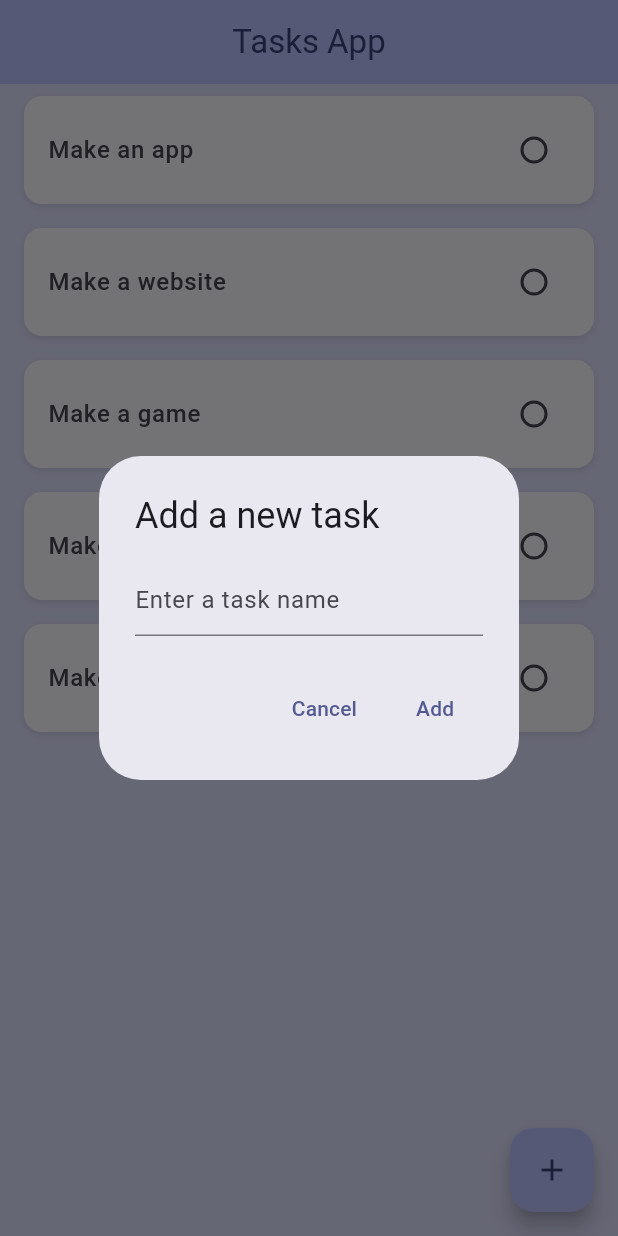
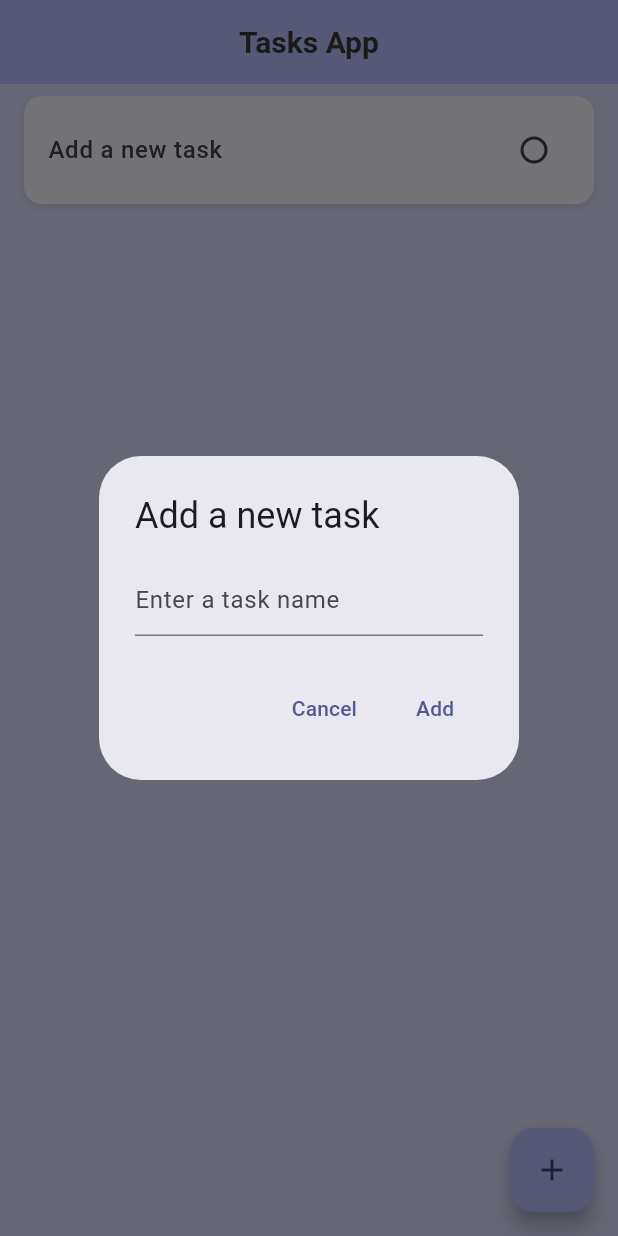
Before and after one commit to nkusikevin/Flutter-sandbox, a Flutter app: the screen it shows after launch, after a tap on the "add" icon, on a phone screen of 412 x 824 dp. Run offline on Flutter 3.47's test engine with Material 3 defaults, Android fonts, the light colour scheme and no system bars; drawn by our look-alikes of flutter_slidable; our stand-ins replace hive_flutter; accounts and stored records are empty.

Commit message:
taskAPp: final task app

```diff
--- /dev/null
+++ b/tasksapp/lib/data/database.dart
@@ -0,0 +1,21 @@
+import 'package:hive_flutter/hive_flutter.dart';
+
+class TasksDataBase {
+  List tasks = [];
+
+  final _mayBox = Hive.box('tasks');
+
+  void creatInitialData() {
+    tasks = [
+      ["Add a new task", false]
+    ];
+  }
+
+  void loadData() {
+    tasks = _mayBox.get('tasks');
+  }
+
+  void updateData() {
+    _mayBox.put('tasks', tasks);
+  }
+}
--- a/tasksapp/lib/home_page.dart
+++ b/tasksapp/lib/home_page.dart
@@ -1,4 +1,6 @@
 import 'package:flutter/material.dart';
+import 'package:hive_flutter/hive_flutter.dart';
+import 'package:tasksapp/data/database.dart';
 import 'package:tasksapp/todo_tile.dart';
 import 'package:tasksapp/util/dialog_box.dart';
 
@@ -10,25 +12,31 @@ class HomePage extends StatefulWidget {
 }
 
 class _HomePageState extends State<HomePage> {
-  List tasks = [
-    ["Make an app", false],
-    ["Make a website", false],
-    ["Make a game", false],
-    ["Make a video", false],
-    ["Make a song", false],
-  ];
+  final _mybox = Hive.box('tasks');
+  TasksDataBase tasksDataBase = TasksDataBase();
+
+  @override
+  void initState() {
+    if (_mybox.get('tasks') == null) {
+      tasksDataBase.creatInitialData();
+    } else {
+      tasksDataBase.loadData();
+    }
+    super.initState();
+  }
 
   void onSubmit(String value) {
     setState(() {
-      tasks.add([value, false]);
+      tasksDataBase.tasks.add([value, false]);
     });
+    tasksDataBase.updateData();
   }
 
   void onCreateTask(String value) {
-    print(value);
     setState(() {
-      tasks.add([value, false]);
+      tasksDataBase.tasks.add([value, false]);
     });
+    tasksDataBase.updateData();
   }
 
   void _addTask() {
@@ -42,13 +50,16 @@ class _HomePageState extends State<HomePage> {
         });
   }
 
-  void _removeTask() {
-    // Remove a task
+  void removeTask(int index) {
+    setState(() {
+      tasksDataBase.tasks.removeAt(index);
+    });
+    tasksDataBase.updateData();
   }
 
   void taskChanged(bool? value, int index) {
     setState(() {
-      tasks[index][1] = !tasks[index][1];
+      tasksDataBase.tasks[index][1] = !tasksDataBase.tasks[index][1];
     });
   }
 
@@ -57,19 +68,27 @@ class _HomePageState extends State<HomePage> {
     return Scaffold(
       backgroundColor: Theme.of(context).colorScheme.primaryContainer,
       appBar: AppBar(
-        title: const Text('Tasks App'),
+        title: const Text(
+          'Tasks App',
+          style: TextStyle(
+            color: Color.fromARGB(255, 57, 57, 57),
+            fontWeight: FontWeight.bold,
+            fontSize: 20,
+          ),
+        ),
         centerTitle: true,
         elevation: 0,
         backgroundColor: Theme.of(context).colorScheme.primaryFixedDim,
         foregroundColor: Theme.of(context).colorScheme.onPrimaryContainer,
       ),
       body: ListView.builder(
-        itemCount: tasks.length,
+        itemCount: tasksDataBase.tasks.length,
         itemBuilder: (context, index) {
           return TodoTile(
-            task: tasks[index][0],
-            taskCompleted: tasks[index][1],
+            task: tasksDataBase.tasks[index][0],
+            taskCompleted: tasksDataBase.tasks[index][1],
             onChanged: (value) => taskChanged(value, index),
+            deleteFunction: (context) => removeTask(index),
           );
         },
       ),
--- a/tasksapp/lib/main.dart
+++ b/tasksapp/lib/main.dart
@@ -1,7 +1,18 @@
 import 'package:flutter/material.dart';
+import 'package:hive_flutter/hive_flutter.dart';
 import 'package:tasksapp/home_page.dart';
+import 'package:path_provider/path_provider.dart' as path_provider;
 
-void main() {
+void main() async {
+  WidgetsFlutterBinding.ensureInitialized();
+
+  final appDocumentDirectory =
+      await path_provider.getApplicationDocumentsDirectory();
+  Hive.init(appDocumentDirectory.path);
+  await Hive.initFlutter();
+
+  var box = await Hive.openBox('tasks');
+
   runApp(const MyApp());
 }
 
--- a/tasksapp/lib/todo_tile.dart
+++ b/tasksapp/lib/todo_tile.dart
@@ -1,21 +1,35 @@
 import 'package:flutter/material.dart';
+import 'package:flutter_slidable/flutter_slidable.dart';
 
 class TodoTile extends StatelessWidget {
   final String task;
   final bool taskCompleted;
   Function(bool?) onChanged;
+  Function(BuildContext) deleteFunction;
 
   TodoTile({
     super.key,
     required this.task,
     required this.taskCompleted,
     required this.onChanged,
+    required this.deleteFunction,
   });
 
   @override
   Widget build(BuildContext context) {
     return Padding(
         padding: const EdgeInsets.symmetric(vertical: 8.0, horizontal: 16.0),
+        child: Slidable(
+          endActionPane: ActionPane(motion: const StretchMotion(), children: [
+            SlidableAction(
+              onPressed: deleteFunction,
+              icon: Icons.delete,
+              backgroundColor: const Color.fromARGB(255, 255, 8, 8),
+              foregroundColor: Colors.white,
+              label: 'Delete',
+              // textStyle: TextStyle(color: Colors.white),
+            )
+          ]),
           child: Container(
             decoration: BoxDecoration(
               color: Theme.of(context).colorScheme.surface,
@@ -52,6 +66,7 @@ class TodoTile extends StatelessWidget {
                     ),
                   )),
             ),
+          ),
         ));
   }
 }
```
Also changed, not shown: tasksapp/pubspec.yaml (+7 -3 lines), tasksapp/pubspec.lock, 10 other files. Lines whose indentation alone changed are shown as unchanged.
